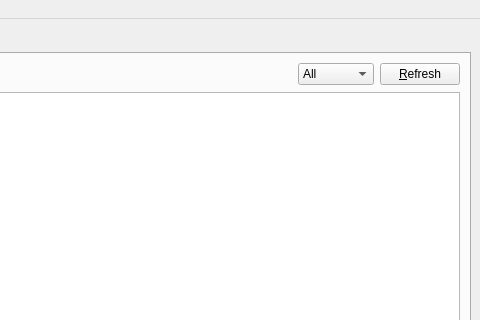
The window that branches/trunk/GoldBug-UI/spot-on-rss.ui (textbrowser/spot-on) describes before a commit, drawn with Qt 5; both pictures show x 396 to 876 and y 0 to 320 of the 876 by 600 pixel window.
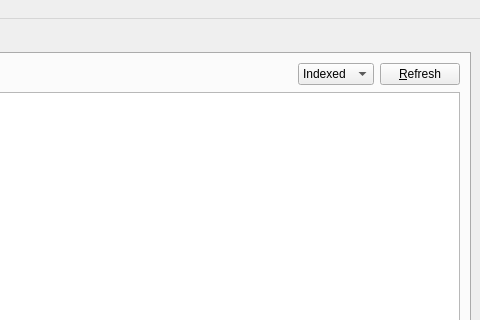
The same window after the commit. The open tabs and pages were chosen to show the change. Icons and pictures are not drawn. Custom widgets are drawn as their Qt base class.

```diff
--- a/branches/trunk/GoldBug-UI/spot-on-rss.ui
+++ b/branches/trunk/GoldBug-UI/spot-on-rss.ui
@@ -487,6 +487,9 @@
           </item>
           <item>
            <widget class="QComboBox" name="timeline_filter">
+            <property name="currentIndex">
+             <number>2</number>
+            </property>
             <property name="sizeAdjustPolicy">
              <enum>QComboBox::AdjustToContents</enum>
             </property>
```
